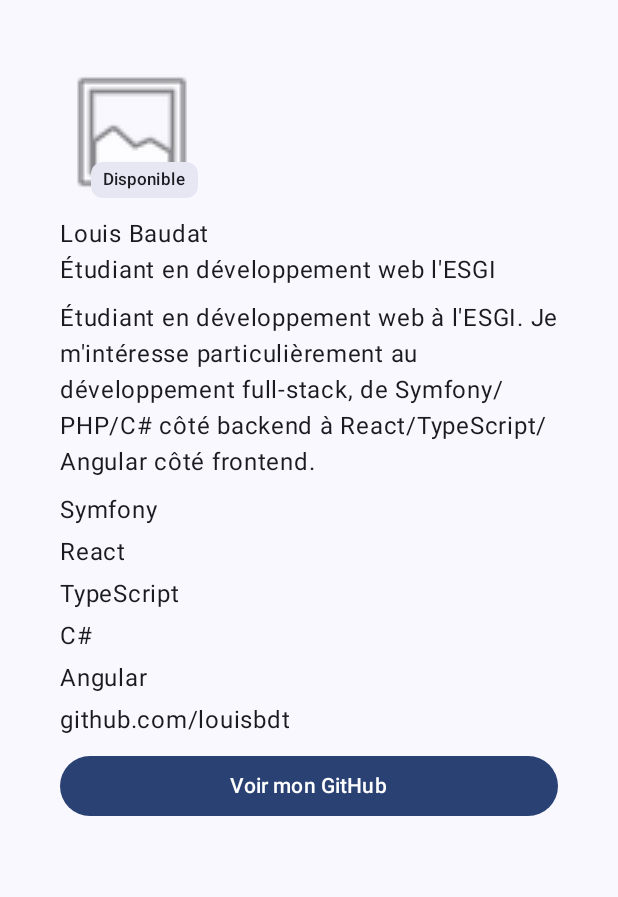
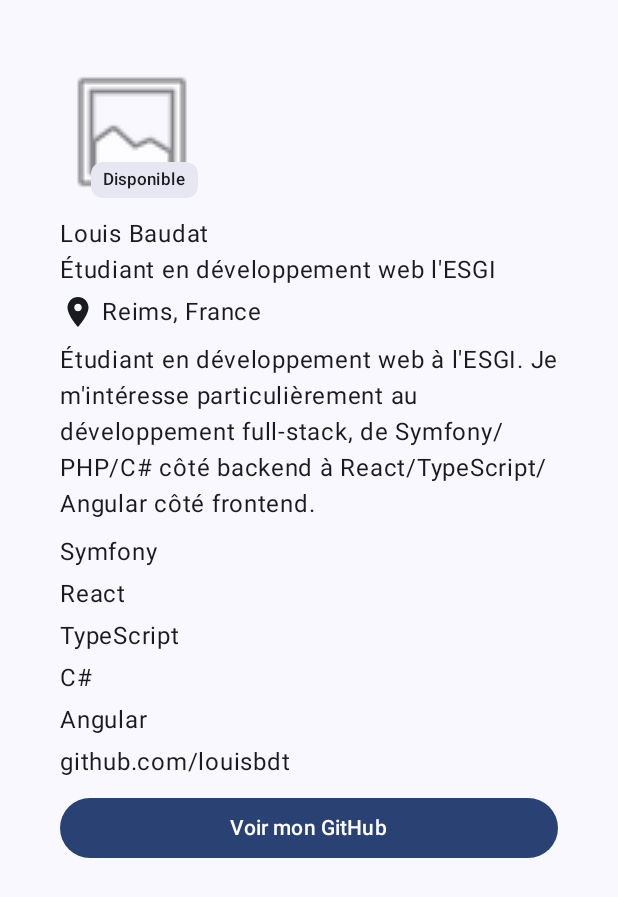
Before and after one commit to louisbdt/profil-developpeur-compose-v2, an Android app built with Jetpack Compose: the screen it shows after launch (MainActivity), on a phone screen of 412 x 824 dp. Shown: the top 897 px of the screen. Run offline under Robolectric (Android 15) with nearby library versions, the phone set to English and light mode, and no system bars.

Commit message:
Add location row with icon to ProfileHeader

```diff
--- a/app/build.gradle.kts
+++ b/app/build.gradle.kts
@@ -40,6 +40,7 @@ dependencies {
     implementation(platform(libs.androidx.compose.bom))
     implementation(libs.androidx.activity.compose)
     implementation(libs.androidx.compose.material3)
+    implementation(libs.androidx.compose.material.icons.extended)
     implementation(libs.androidx.compose.ui)
     implementation(libs.androidx.compose.ui.graphics)
     implementation(libs.androidx.compose.ui.tooling.preview)
--- a/app/src/main/java/com/example/profildeveloppeur/MainActivity.kt
+++ b/app/src/main/java/com/example/profildeveloppeur/MainActivity.kt
@@ -7,10 +7,16 @@ import androidx.activity.enableEdgeToEdge
 import androidx.compose.foundation.Image
 import androidx.compose.foundation.layout.Box
 import androidx.compose.foundation.layout.Column
+import androidx.compose.foundation.layout.Row
+import androidx.compose.foundation.layout.Spacer
 import androidx.compose.foundation.layout.fillMaxSize
+import androidx.compose.foundation.layout.height
 import androidx.compose.foundation.layout.padding
 import androidx.compose.foundation.layout.size
+import androidx.compose.material.icons.Icons
+import androidx.compose.material.icons.filled.LocationOn
 import androidx.compose.material3.Button
+import androidx.compose.material3.Icon
 import androidx.compose.material3.MaterialTheme
 import androidx.compose.material3.Scaffold
 import androidx.compose.material3.Text
@@ -70,11 +76,23 @@ fun ProfileAvatar(
 fun ProfileHeader(
     name: String,
     role: String,
+    location: String,
     modifier: Modifier = Modifier
 ) {
     Column(modifier = modifier) {
         Text(text = name)
         Text(text = role)
+        Spacer(modifier = Modifier.height(4.dp))
+        Row {
+            Icon(
+                imageVector = Icons.Default.LocationOn,
+                contentDescription = "Localisation"
+            )
+            Text(
+                text = location,
+                modifier = Modifier.padding(start = 4.dp)
+            )
+        }
     }
 }
 
@@ -104,6 +122,7 @@ fun ContactButton(
 fun ProfileCard(
     name: String,
     role: String,
+    location: String,
     description: String,
     skills: List<String>,
     contact: String,
@@ -120,6 +139,7 @@ fun ProfileCard(
             ProfileHeader(
                 name = name,
                 role = role,
+                location = location,
                 modifier = Modifier.padding(bottom = 8.dp)
             )
             Text(
@@ -151,6 +171,7 @@ fun ProfileScreen(modifier: Modifier = Modifier) {
     ProfileCard(
         name = "Louis Baudat",
         role = "Étudiant en développement web l'ESGI",
+        location = "Reims, France",
         description = "Étudiant en développement web à l'ESGI. Je m'intéresse particulièrement au développement full-stack, de Symfony/PHP/C# côté backend à React/TypeScript/Angular côté frontend.",
         skills = listOf("Symfony", "React", "TypeScript", "C#","Angular"),
         contact = "github.com/louisbdt",
@@ -170,6 +191,7 @@ fun ProfileCardJuniorPreview() {
         ProfileCard(
             name = "Louis Baudat",
             role = "Étudiant en développement web à l'ESGI",
+            location = "Reims, France",
             description = "Je découvre actuellement Android et Jetpack Compose.",
             skills = listOf("Symfony", "React", "TypeScript"),
             contact = "github.com/louisbdt",
@@ -188,6 +210,7 @@ fun ProfileCardFullStackPreview() {
         ProfileCard(
             name = "Louis Baudat",
             role = "Développeur full-stack",
+            location = "Reims, France",
             description = "En alternance depuis 1 an, où je réalise des applications en C#/Angular",
             skills = listOf("C#", "Angular"),
             contact = "github.com/louisbdt",
--- a/gradle/libs.versions.toml
+++ b/gradle/libs.versions.toml
@@ -24,6 +24,7 @@ androidx-compose-ui-tooling-preview = { group = "androidx.compose.ui", name = "u
 androidx-compose-ui-test-manifest = { group = "androidx.compose.ui", name = "ui-test-manifest" }
 androidx-compose-ui-test-junit4 = { group = "androidx.compose.ui", name = "ui-test-junit4" }
 androidx-compose-material3 = { group = "androidx.compose.material3", name = "material3" }
+androidx-compose-material-icons-extended = { module = "androidx.compose.material:material-icons-extended" }
 
 [plugins]
 android-application = { id = "com.android.application", version.ref = "agp" }
```
